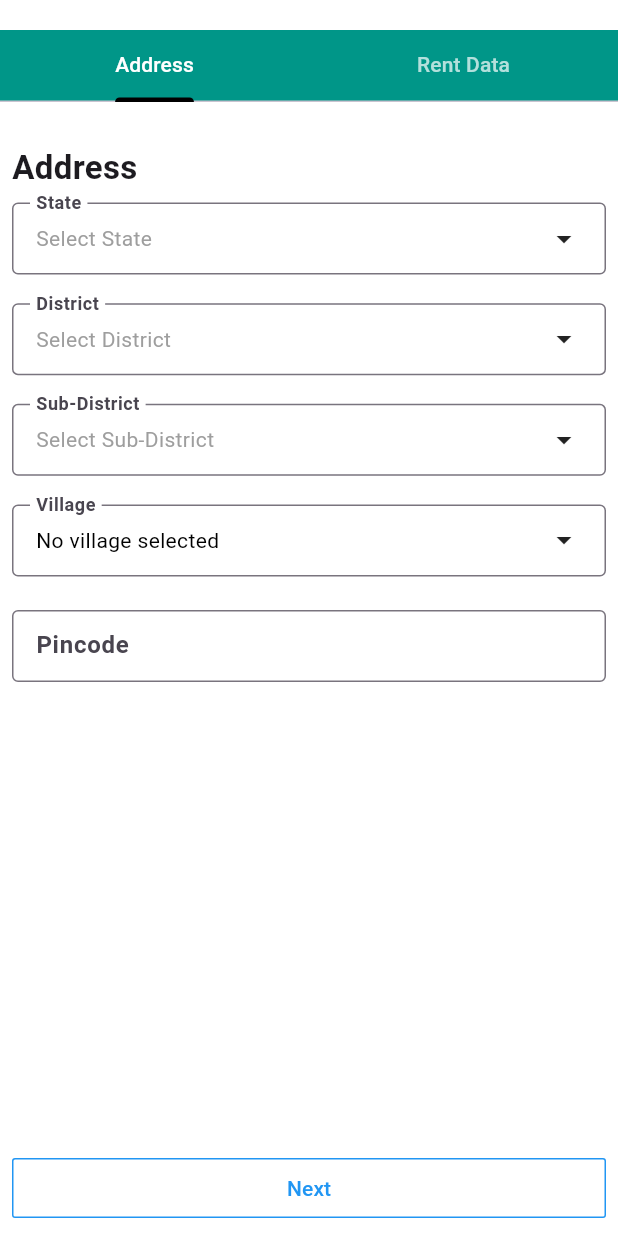
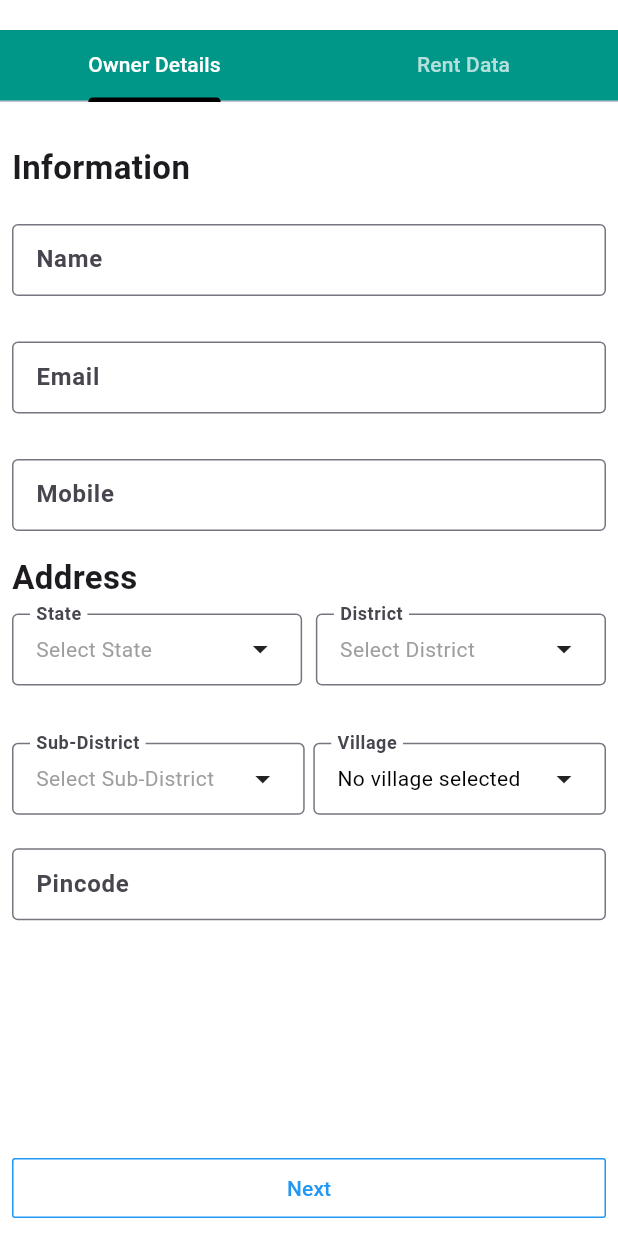
Before and after one commit to Ramdev-Lodhi/farm_connects, a Flutter app: the RentFormScreen screen opened directly, on a phone screen of 412 x 824 dp. Run offline on Flutter 3.47's test engine with Material 3 defaults, Android fonts, the phone set to English and light mode, and no system bars; our stand-ins replace bloc, cached_network_image, carousel_slider, conditional_builder_null_safety, dio, flutter_bloc and 12 more; missing offline and left inert: dart:ffi; accounts and stored records are empty; network calls fail; Roboto replaces fonts that are missing (Poppens); project files that could hold a hidden picture were left out.

Commit message:
feat: Rent Setup

```diff
--- a/lib/config/network/remote/dio.dart
+++ b/lib/config/network/remote/dio.dart
@@ -5,7 +5,7 @@ class DioHelper {
 
   static init() {
     dio = Dio(BaseOptions(
-        baseUrl: "http://192.168.144.2:3000/api/",
+        baseUrl: "https://farmconnects-s31x.onrender.com/api/",
         receiveDataWhenStatusError: true,
         headers: {
           "Content-Type": "application/json",
--- a/lib/cubits/home_cubit/home_cubit.dart
+++ b/lib/cubits/home_cubit/home_cubit.dart
@@ -1,6 +1,7 @@
 import 'package:bloc/bloc.dart';
 import 'package:farm_connects/models/home_data_model.dart';
 import 'package:farm_connects/screen/home_screen.dart';
+import '../../screen/rentScreen/rent_screen.dart';
 import '../../screen/sellScreen/used_tractor_screen.dart';
 import 'package:flutter_bloc/flutter_bloc.dart';
 import 'package:flutter/foundation.dart';
@@ -78,7 +79,7 @@ class HomeCubit extends Cubit<HomeStates> {
     HomeScreen(),
     NewTractorScreen(),
     UsedTractorScreen(),
-    Center(child: Text('Rent Screen')),
+    RentScreen(),
     SettingsScreen(),
   ];
 
--- a/lib/cubits/rent_cubit/rent_cubit.dart
+++ b/lib/cubits/rent_cubit/rent_cubit.dart
@@ -9,14 +9,44 @@ import 'package:mime/mime.dart';
 import 'package:image_picker/image_picker.dart';
 import '../../config/network/local/cache_helper.dart';
 import '../../config/network/remote/dio.dart';
-
+import '../../models/rent_model.dart';
 
 class RentCubit extends Cubit<RentStates> {
   RentCubit() : super(RentFormInitial());
 
   static RentCubit get(context) => BlocProvider.of(context);
+  late RentDataModel? rentDataModel = null;
+
+  void GetRentData() {
+    emit(RentScreenLoading());
+    String token = CacheHelper.getData(key: 'token') ?? '';
+    String lang = CacheHelper.getData(key: 'lang') ?? 'en';
+    String pincode = CacheHelper.getData(key: 'pincode') ?? '';
+    print('Token: $token');
+    // print('Request URL: $HOME');
+    DioHelper.postData(
+      method: 'rent/getrentItem',
+      token: token,
+      data: {
+        "pincode":pincode
+      },
+    ).then((response) {
+      print('Parsed SellDataModel: ${response.data}');
+      rentDataModel = RentDataModel.fromJson(response.data);
+      // You might want to log the parsed data or handle it further
+      // print('Home Data Response: ${homeDataModel}');
+      emit(RentScreenSuccess());
+    }).catchError((error) {
+      print('Error: ${error.response?.statusCode} ${error.response?.data}');
+      emit(RentScreenError());
+    });
+  }
+
 
   Future<void> InsertRentData(
+      String name,
+      String email,
+      String mobile,
       String state,
       String district,
       String sub_district,
@@ -47,7 +77,12 @@ class RentCubit extends Cubit<RentStates> {
           'village': village,
           'pincode': pincode,
           'serviceType': service,
-          'price': price
+          'price': price,
+          'userInfo': {
+            'name': name,
+            'email': email,
+            'mobile': mobile,
+          },
         });
         // print('File MIME Type: ${formData.image}');
         final response = await DioHelper.dio.post(
--- a/lib/cubits/rent_cubit/rent_states.dart
+++ b/lib/cubits/rent_cubit/rent_states.dart
@@ -8,6 +8,11 @@ abstract class RentStates {
 
   }
 }
+class RentScreenLoading extends RentStates {}
+
+class RentScreenSuccess extends RentStates {}
+
+class RentScreenError extends RentStates {}
 class RentFormInitial extends RentStates {
   RentFormInitial();
 }
--- a/lib/main.dart
+++ b/lib/main.dart
@@ -71,7 +71,7 @@ class _MyAppState extends State<MyApp> {
           create: (context) => SellCubit()..getModel..getSellData(),
         ),
         BlocProvider(
-          create: (context) => RentCubit(),
+          create: (context) => RentCubit()..GetRentData(),
         ),
       ],
       child: BlocBuilder<HomeCubit, HomeStates>(
--- a/lib/screen/profileScreen/edit_profile_screen.dart
+++ b/lib/screen/profileScreen/edit_profile_screen.dart
@@ -3,15 +3,9 @@ import 'package:flutter_bloc/flutter_bloc.dart';
 import 'package:farm_connects/cubits/profile_cubit/profile_cubits.dart';
 import 'package:farm_connects/config/network/local/cache_helper.dart';
 import 'package:flutter_screenutil/flutter_screenutil.dart';
-
-import 'package:geolocator/geolocator.dart';
-import 'package:geocoding/geocoding.dart';
-import '../../config/location/location_permission.dart';
 import '../../config/network/remote/dio.dart';
-import '../../cubits/auth_cubit/auth_states.dart';
 import '../../cubits/home_cubit/home_cubit.dart';
 import '../../cubits/profile_cubit/profile_states.dart';
-import '../../layout/home_layout.dart';
 import '../../models/login_model.dart';
 import '../../widgets/customDropdown.dart';
 import '../../widgets/snackbar_helper.dart';
--- a/lib/screen/rentScreen/rent_form_screen.dart
+++ b/lib/screen/rentScreen/rent_form_screen.dart
@@ -38,6 +38,9 @@ class _RentFormScreenState extends State<RentFormScreen>
   String? _selectedPricetype;
   String? _price;
   XFile? _images;
+  String? _name;
+  String? _email;
+  String? _mobile;
   List<District> districts = [];
   List<SubDistrict> filteredSubDistricts = [];
   List<String> filteredVillages = [];
@@ -64,6 +67,9 @@ class _RentFormScreenState extends State<RentFormScreen>
     BlocProvider.of<ProfileCubits>(context).loadStates();
     var profileData = ProfileCubits.get(context).profileModel.data;
     if (profileData != null) {
+      _name = profileData.name ?? CacheHelper.getData(key: 'name') ;
+      _email =  profileData.email ?? CacheHelper.getData(key: 'email') ;
+      _mobile = profileData.mobile;
       selectedState = profileData.state != null
           ? profileData.state
           : CacheHelper.getData(key: 'state');
@@ -126,6 +132,9 @@ class _RentFormScreenState extends State<RentFormScreen>
       if(_images != null){
         var rentCubit = RentCubit.get(context);
         rentCubit.InsertRentData(
+            _name!,
+            _email!,
+            _mobile!,
             selectedState!,
             selectedDistrict!,
             selectedSubDistrict!,
@@ -175,7 +184,7 @@ class _RentFormScreenState extends State<RentFormScreen>
                       unselectedLabelColor: Colors.white70,
                       indicatorColor: Colors.black,
                       tabs: const [
-                        Tab(text: 'Address'),
+                        Tab(text: 'Owner Details'),
                         Tab(text: 'Rent Data'),
                       ],
                     ),
@@ -301,15 +310,61 @@ class _RentFormScreenState extends State<RentFormScreen>
         crossAxisAlignment: CrossAxisAlignment.start,
         children: [
           Text(
+            'Information',
+            style: TextStyle(fontSize: 22, fontWeight: FontWeight.bold),
+          ),
+          SizedBox(height: ScreenUtil().setHeight(12)),
+          _buildTextField(
+            keyboardtype: TextInputType.emailAddress,
+            initialValue: _name,
+            label: 'Name',
+            onSaved: (value) => _name = value,
+            onChanged: (value) {
+              setState(() {
+                _name = value;
+              });
+            },
+          ),
+          SizedBox(height: ScreenUtil().setHeight(12)),
+          _buildTextField(
+            keyboardtype: TextInputType.emailAddress,
+            initialValue: _email,
+            label: 'Email',
+            onSaved: (value) => _email = value,
+            onChanged: (value) {
+              setState(() {
+                _email = value;
+              });
+            },
+          ),
+          SizedBox(height: ScreenUtil().setHeight(12)),
+          _buildTextField(
+            keyboardtype: TextInputType.number,
+            initialValue: _mobile,
+            label: 'Mobile',
+            onSaved: (value) => _mobile = value,
+            onChanged: (value) {
+              setState(() {
+                _mobile = value;
+              });
+            },
+          ),
+          SizedBox(height: 8.0),
+          Text(
             'Address',
             style: TextStyle(fontSize: 22, fontWeight: FontWeight.bold),
           ),
           SizedBox(height: 8.0),
-          CustomDropdown(
+          Row(
+            children: [
+              Flexible(
+                flex: 1,
+                child: CustomDropdown(
                   hint: "Select State",
                   items: profileCubit.stateNames,
                   value: selectedState,
                   onChanged: (value) {
+                    print(selectedState);
                     setState(() {
                       selectedState = value;
                       selectedDistrict = null;
@@ -319,11 +374,15 @@ class _RentFormScreenState extends State<RentFormScreen>
                   },
                   label: "State",
                 ),
-          SizedBox(height: ScreenUtil().setHeight(16)),
-          CustomDropdown(
+              ),
+              SizedBox(width: ScreenUtil().setWidth(8)),
+              Flexible(
+                flex: 1,
+                child: CustomDropdown(
                   hint: "Select District",
                   items: districts.map((d) => d.district).toList(),
                   value: selectedDistrict,
+
                   onChanged: (value) {
                     setState(() {
                       selectedDistrict = value;
@@ -335,8 +394,16 @@ class _RentFormScreenState extends State<RentFormScreen>
                   },
                   label: "District",
                 ),
+              ),
+            ],
+          ),
           SizedBox(height: ScreenUtil().setHeight(16)),
-          CustomDropdown(
+
+          SizedBox(height: ScreenUtil().setHeight(16)),
+          Row(
+            children: [
+              Expanded(
+                child: CustomDropdown(
                   hint: "Select Sub-District",
                   items: filteredSubDistricts.map((s) => s.subDistrict).toList(),
                   value: selectedSubDistrict,
@@ -350,8 +417,10 @@ class _RentFormScreenState extends State<RentFormScreen>
                   },
                   label: "Sub-District",
                 ),
-          SizedBox(height: ScreenUtil().setHeight(16)),
-          CustomDropdown(
+              ),
+              SizedBox(width: ScreenUtil().setWidth(5)),
+              Expanded(
+                child: CustomDropdown(
                   hint: "Select Village",
                   items: filteredVillages.isNotEmpty
                       ? filteredVillages
@@ -364,8 +433,13 @@ class _RentFormScreenState extends State<RentFormScreen>
                   },
                   label: "Village",
                 ),
+              ),
+            ],
+          ),
+
           SizedBox(height: ScreenUtil().setHeight(12)),
           _buildTextField(
+            keyboardtype: TextInputType.number,
             initialValue: _pincode,
             label: 'Pincode',
             onSaved: (value) => _pincode = value,
@@ -384,12 +458,14 @@ class _RentFormScreenState extends State<RentFormScreen>
   Widget _buildTextField({
     String? initialValue,
     required String label,
+    required TextInputType keyboardtype,
     required FormFieldSetter<String> onSaved,
     required FormFieldSetter<String> onChanged,
   }) {
     return Padding(
       padding: const EdgeInsets.symmetric(vertical: 8.0),
       child: TextFormField(
+        keyboardType: keyboardtype,
         initialValue: initialValue,
         decoration: InputDecoration(
           labelText: label,
@@ -436,6 +512,7 @@ class _RentFormScreenState extends State<RentFormScreen>
                 child: Container(
                   height: 48,
                   child: TextFormField(
+                    keyboardType: TextInputType.number,
                     controller: _priceController,
                     decoration: InputDecoration(
                       labelText: 'Price',
--- a/lib/widgets/customDropdown.dart
+++ b/lib/widgets/customDropdown.dart
@@ -168,10 +168,14 @@ class _CustomDropdownState extends State<CustomDropdown> {
         child: Row(
           mainAxisAlignment: MainAxisAlignment.spaceBetween,
           children: [
-            Text(
-              selectedItem ?? widget.hint,
-              style: TextStyle(
-                color: selectedItem == null ? Colors.grey : Colors.black,
+            Flexible(
+              flex: 1,
+              child: Text(
+                selectedItem ?? widget.hint,
+                overflow: TextOverflow.ellipsis,
+                style: TextStyle(
+                  color: selectedItem == null ? Colors.grey : Colors.black,
+                ),
               ),
             ),
             Icon(Icons.arrow_drop_down),
```
Also changed, not shown: assets/state.json (+4 -4 lines), lib/cubits/profile_cubit/profile_cubits.dart (+16 -6 lines), lib/models/rent_model.dart (added, +81 -0 lines), lib/screen/rentScreen/rent_screen.dart (added, +270 -0 lines), lib/screen/sellScreen/used_tractor_screen.dart (+9 -8 lines). Lines whose indentation alone changed are shown as unchanged.
